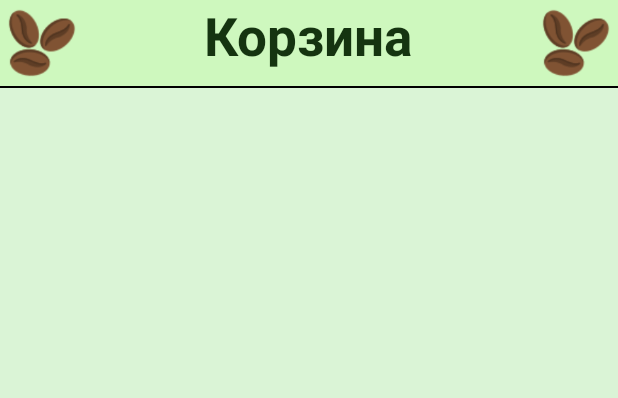
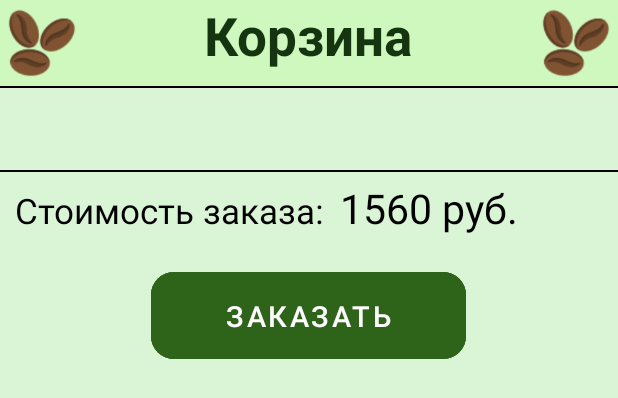
Before and after one commit to kirushaaxd/CoffeeIn_kp, an Android app: the layout fragment_order.xml on its own in the app's theme, with its tools: preview values and no code run, on a phone screen of 412 x 824 dp. Shown: the top 398 px of the screen. Run offline under Robolectric (Android 15) with nearby library versions, the phone set to English and light mode, and no system bars.

Commit message:
Add story of orders with all loads and adapters

```diff
--- a/app/src/main/java/com/example/coffeein_kp/AdapterDishes.java
+++ b/app/src/main/java/com/example/coffeein_kp/AdapterDishes.java
@@ -95,7 +95,7 @@ public class AdapterDishes extends RecyclerView.Adapter<AdapterDishes.ViewHolder
             public void onClick(View v) {
                 FragmentDishInfo dishFragment = new FragmentDishInfo();
                 dishFragment.TransferData(dish);
-                dishFragment.show(StaticResources.fragmentManager, "");
+                dishFragment.show(StaticResources.fragmentManager, "dishInfo");
             }
         });
     }
--- a/app/src/main/java/com/example/coffeein_kp/FragmentHome.java
+++ b/app/src/main/java/com/example/coffeein_kp/FragmentHome.java
@@ -90,6 +90,8 @@ public class FragmentHome extends Fragment {
 
                             recycler.setAdapter(StaticResources.allProductsAdapter);
                             recycler.setLayoutManager(new LinearLayoutManager(getContext()));
+
+                            MainActivityApp.LoadClientsOrders();
                         }
                         else {
                             Log.i(TAG, "Error getting documents", task.getException());
--- a/app/src/main/res/layout/fragment_auth.xml
+++ b/app/src/main/res/layout/fragment_auth.xml
@@ -84,7 +84,7 @@
         android:layout_gravity="center"
         style="@style/NavigationButton"
         android:text="Вход"
-        android:layout_width="160sp"
+        android:layout_width="210sp"
         android:layout_height="70sp"
         android:textSize="19sp"
         android:backgroundTint="@color/green"
@@ -97,7 +97,7 @@
         android:layout_gravity="center"
         style="@style/NavigationButton"
         android:text="Регистрация"
-        android:layout_width="210sp"
+        android:layout_width="290sp"
         android:layout_height="70sp"
         android:textSize="19sp"
         android:backgroundTint="@color/green"
--- a/app/src/main/res/layout/fragment_order.xml
+++ b/app/src/main/res/layout/fragment_order.xml
@@ -55,16 +55,10 @@
         android:layout_height="1sp"
         android:background="@color/black" />
 
-    <androidx.recyclerview.widget.RecyclerView
-        android:id="@+id/recycler"
-        android:layout_width="match_parent"
-        android:layout_height="wrap_content"
-        android:layout_margin="10sp"
-        />
 
     <com.google.android.material.textview.MaterialTextView
         android:id="@+id/message"
-        android:layout_marginTop="10sp"
+        android:layout_marginTop="5sp"
         android:layout_width="wrap_content"
         android:layout_height="wrap_content"
         android:layout_gravity="center_horizontal"
@@ -77,4 +71,63 @@
         android:layout_marginEnd="20sp"
         />
 
+    <LinearLayout
+        android:id="@+id/mainOrder"
+        android:orientation="vertical"
+        android:layout_width="match_parent"
+        android:layout_height="wrap_content">
+        <androidx.recyclerview.widget.RecyclerView
+            android:id="@+id/recycler"
+            android:layout_width="match_parent"
+            android:layout_height="wrap_content"
+            android:layout_margin="10sp"
+            />
+
+        <LinearLayout
+            android:layout_width="match_parent"
+            android:layout_height="1sp"
+            android:background="@color/black" />
+
+        <LinearLayout
+            android:layout_width="match_parent"
+            android:layout_height="45sp"
+            android:orientation="horizontal"
+            >
+
+            <com.google.android.material.textview.MaterialTextView
+                android:text="Стоимость заказа:"
+                android:textSize="23sp"
+                android:textColor="@color/black"
+                android:layout_width="wrap_content"
+                android:layout_height="wrap_content"
+                android:layout_marginTop="5sp"
+                android:layout_marginStart="10sp"
+                android:layout_marginEnd="5sp"
+                />
+
+            <com.google.android.material.textview.MaterialTextView
+                android:id="@+id/finalPrice"
+                android:text="1560 руб."
+                android:textSize="27sp"
+                android:textColor="@color/black"
+                android:layout_width="wrap_content"
+                android:layout_height="wrap_content"
+                android:layout_marginTop="5sp"
+                android:layout_marginStart="5sp"
+                android:layout_marginEnd="10sp"/>
+        </LinearLayout>
+
+        <com.google.android.material.button.MaterialButton
+            android:id="@+id/makeOrder"
+            android:layout_marginTop="15sp"
+            android:layout_gravity="center"
+            style="@style/NavigationButton"
+            android:text="Заказать"
+            android:layout_width="210sp"
+            android:layout_height="70sp"
+            android:textSize="19sp"
+            android:backgroundTint="@color/green"
+            />
+
+    </LinearLayout>
 </LinearLayout>
--- a/app/src/main/res/layout/fragment_reg.xml
+++ b/app/src/main/res/layout/fragment_reg.xml
@@ -118,7 +118,7 @@
         android:layout_marginTop="20sp"
         android:layout_gravity="center"
         android:text="Зарегистрироваться"
-        android:layout_width="wrap_content"
+        android:layout_width="290sp"
         android:layout_height="70sp"
         android:textSize="19sp"
         android:backgroundTint="@color/green"
@@ -127,7 +127,7 @@
     <com.google.android.material.button.MaterialButton
         android:id="@+id/btn_auth"
         style="@style/NavigationButton"
-        android:layout_width="wrap_content"
+        android:layout_width="200sp"
         android:layout_height="70sp"
         android:layout_gravity="center"
         android:layout_marginTop="10sp"
--- a/app/src/main/res/layout/item_order.xml
+++ b/app/src/main/res/layout/item_order.xml
@@ -5,7 +5,8 @@
     xmlns:app="http://schemas.android.com/apk/res-auto"
     android:background="@color/green_lighter"
     app:cardCornerRadius="15sp"
-    android:layout_marginTop="8sp">
+    android:layout_marginTop="4sp"
+    android:layout_marginBottom="4sp">
 
     <LinearLayout
         android:orientation="horizontal"
```
Also changed, not shown: app/src/main/java/com/example/coffeein_kp/AdapterOrderStory.java (+14 -6 lines), app/src/main/java/com/example/coffeein_kp/AdapterOrders.java (+2 -6 lines), app/src/main/java/com/example/coffeein_kp/AdapterOrdersStoryItem.java (+13 -3 lines), app/src/main/java/com/example/coffeein_kp/ClientOrders.java (added, +38 -0 lines), app/src/main/java/com/example/coffeein_kp/FragmentOrder.java (+19 -4 lines), app/src/main/java/com/example/coffeein_kp/FragmentOrderStory.java (added, +28 -0 lines), app/src/main/java/com/example/coffeein_kp/FragmentProfile.java (+3 -12 lines), app/src/main/java/com/example/coffeein_kp/MainActivityApp.java (+62 -0 lines), app/src/main/java/com/example/coffeein_kp/Order.java (+11 -0 lines), app/src/main/java/com/example/coffeein_kp/OrderProduct.java (+4 -4 lines), app/src/main/java/com/example/coffeein_kp/StaticResources.java (+5 -3 lines), app/src/main/res/layout/item_order_story.xml (+14 -13 lines), app/src/main/res/layout/item_order_story_small.xml (+10 -15 lines).
